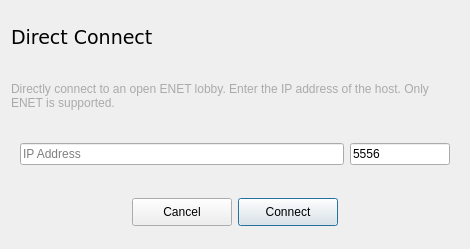
Qt form ui/directconnectdialog.ui (yani/keeperfx-launcher-qt) before a commit.
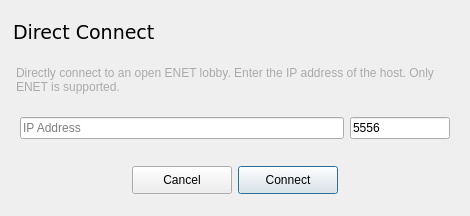
The same form after that commit.

Commit message: make direct connect dialog more compact

What changed in the file:
```diff
--- a/ui/directconnectdialog.ui
+++ b/ui/directconnectdialog.ui
@@ -7,7 +7,7 @@
     <x>0</x>
     <y>0</y>
     <width>470</width>
-    <height>249</height>
+    <height>216</height>
    </rect>
   </property>
   <property name="windowTitle">
@@ -29,7 +29,10 @@
       <string>Direct Connect</string>
      </property>
      <property name="margin">
-      <number>10</number>
+      <number>7</number>
+     </property>
+     <property name="indent">
+      <number>2</number>
      </property>
     </widget>
    </item>
@@ -47,7 +50,10 @@
       <bool>true</bool>
      </property>
      <property name="margin">
-      <number>10</number>
+      <number>5</number>
+     </property>
+     <property name="indent">
+      <number>5</number>
      </property>
     </widget>
    </item>
```
